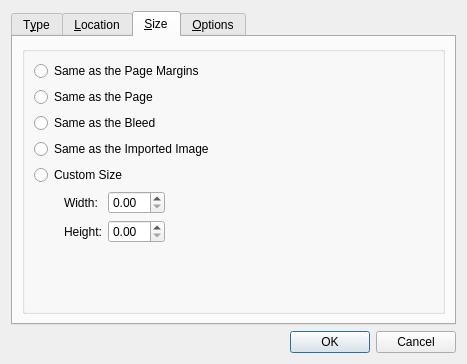
Before: the Qt Designer form scribus/ui/insertaframe.ui in scribusproject/scribus, drawn with Qt 5.
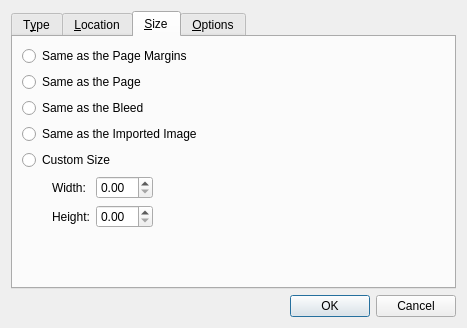
After: the same form once the commit is applied. The open tabs and pages were chosen to show the change. Custom widgets are drawn as their Qt base class.

Commit message: #16387: Remove unnecessary group boxes from Insert a frame interface <bubu>

The edit to the form file:
```diff
--- a/scribus/ui/insertaframe.ui
+++ b/scribus/ui/insertaframe.ui
@@ -7,7 +7,7 @@
     <x>0</x>
     <y>0</y>
     <width>467</width>
-    <height>364</height>
+    <height>328</height>
    </rect>
   </property>
   <property name="windowTitle">
@@ -301,14 +301,19 @@
       </attribute>
       <layout class="QHBoxLayout">
        <item>
-        <widget class="QGroupBox" name="sizeGroupBox">
-         <property name="toolTip">
-          <string/>
+        <layout class="QVBoxLayout" name="sizeGroupBox">
+         <property name="leftMargin">
+          <number>0</number>
          </property>
-         <property name="title">
-          <string/>
+         <property name="topMargin">
+          <number>0</number>
          </property>
-         <layout class="QVBoxLayout">
+         <property name="rightMargin">
+          <number>0</number>
+         </property>
+         <property name="bottomMargin">
+          <number>0</number>
+         </property>
           <item>
            <widget class="QRadioButton" name="radioButtonPageMarginSize">
             <property name="toolTip">
@@ -438,7 +443,6 @@
            </spacer>
           </item>
          </layout>
-        </widget>
        </item>
       </layout>
      </widget>
```
Left out of the diff: 14 changed lines with no effect on the pictures. Lines whose indentation alone changed are shown as unchanged.
